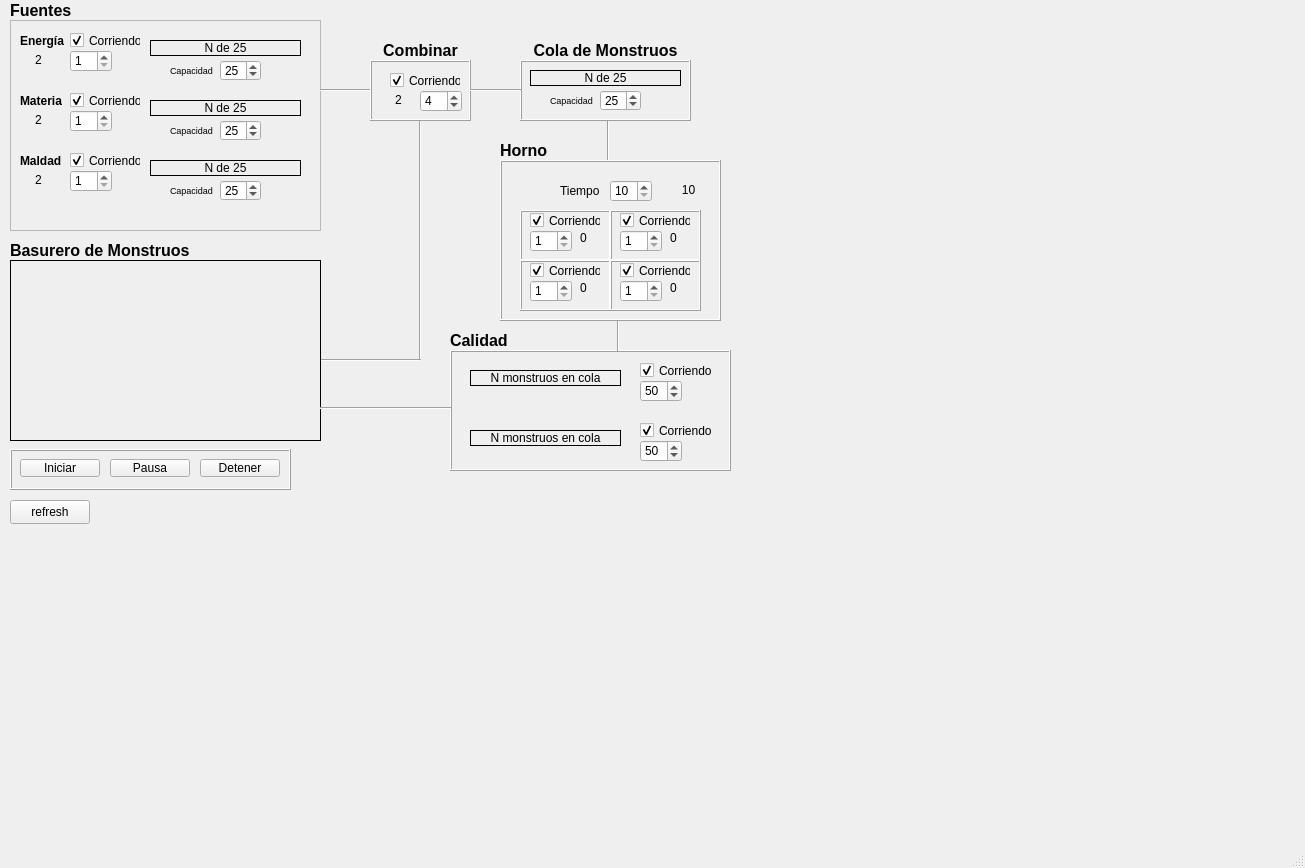
Qt form EstructurasDeDatos(cpp)/MonsterFactoryProject2024130345/mainwindow.ui (Ale083/ProyectosTEC) before a commit.
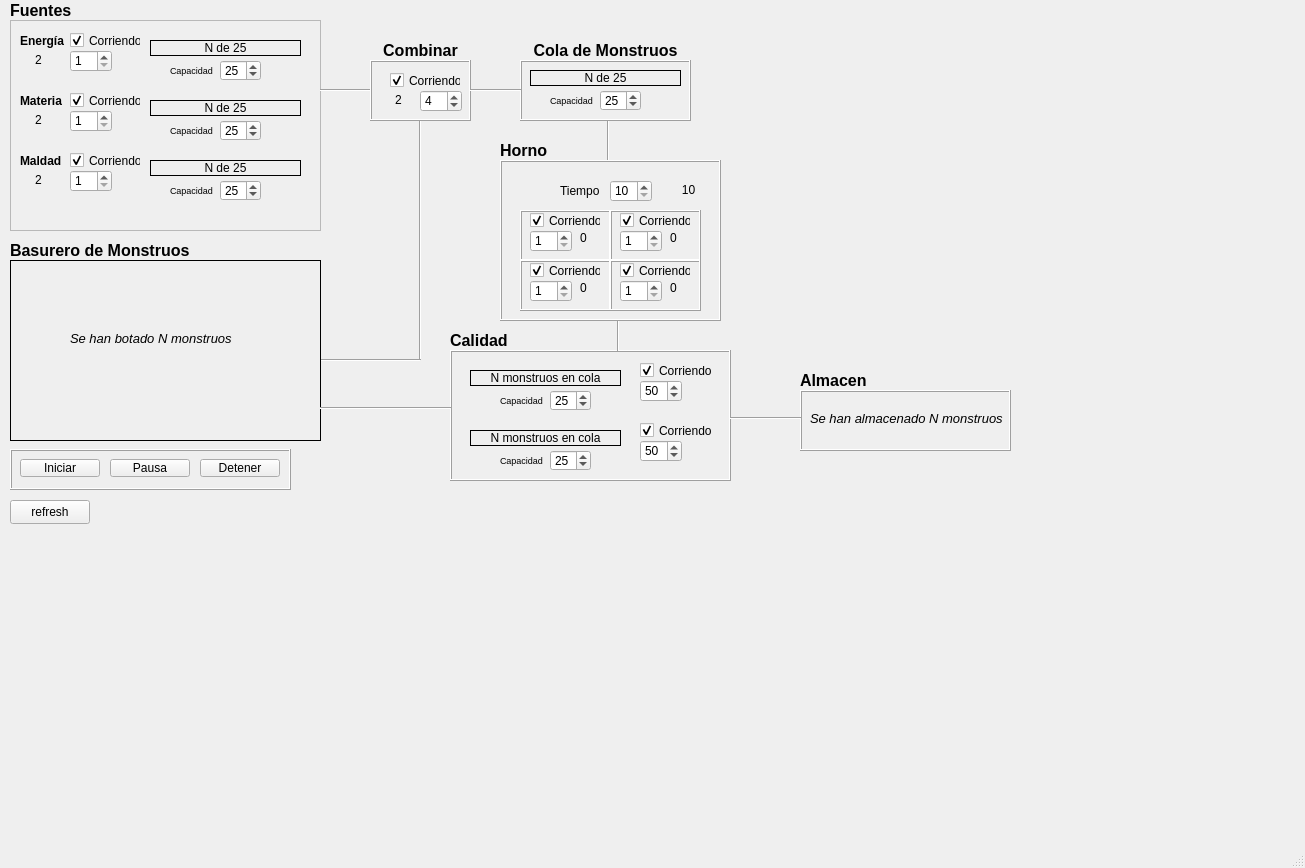
The same form after that commit.

Commit message: Ya sirve todo hasta almacen

Diff of the .ui file:
```diff
--- a/EstructurasDeDatos(cpp)/MonsterFactoryProject2024130345/mainwindow.ui
+++ b/EstructurasDeDatos(cpp)/MonsterFactoryProject2024130345/mainwindow.ui
@@ -639,6 +639,28 @@
     <property name="frameShadow">
      <enum>QFrame::Shadow::Plain</enum>
     </property>
+    <widget class="QLabel" name="lblBasureroCant">
+     <property name="geometry">
+      <rect>
+       <x>60</x>
+       <y>70</y>
+       <width>201</width>
+       <height>16</height>
+      </rect>
+     </property>
+     <property name="font">
+      <font>
+       <pointsize>10</pointsize>
+       <italic>true</italic>
+       <bold>false</bold>
+       <strikeout>false</strikeout>
+       <kerning>true</kerning>
+      </font>
+     </property>
+     <property name="text">
+      <string>Se han botado N monstruos</string>
+     </property>
+    </widget>
    </widget>
    <widget class="QLabel" name="lblBasurero">
     <property name="geometry">
@@ -1216,7 +1238,7 @@
       <x>450</x>
       <y>350</y>
       <width>281</width>
-      <height>121</height>
+      <height>131</height>
      </rect>
     </property>
     <property name="frameShape">
@@ -1369,6 +1391,80 @@
       <number>-1</number>
      </property>
     </widget>
+    <widget class="QLabel" name="lblCapacidad5">
+     <property name="geometry">
+      <rect>
+       <x>50</x>
+       <y>30</y>
+       <width>51</width>
+       <height>41</height>
+      </rect>
+     </property>
+     <property name="font">
+      <font>
+       <pointsize>7</pointsize>
+      </font>
+     </property>
+     <property name="text">
+      <string>Capacidad</string>
+     </property>
+    </widget>
+    <widget class="QSpinBox" name="sbxCapacidadColaRobot1">
+     <property name="geometry">
+      <rect>
+       <x>100</x>
+       <y>40</y>
+       <width>41</width>
+       <height>21</height>
+      </rect>
+     </property>
+     <property name="minimum">
+      <number>10</number>
+     </property>
+     <property name="maximum">
+      <number>50</number>
+     </property>
+     <property name="value">
+      <number>25</number>
+     </property>
+    </widget>
+    <widget class="QLabel" name="lblCapacidad6">
+     <property name="geometry">
+      <rect>
+       <x>50</x>
+       <y>90</y>
+       <width>51</width>
+       <height>41</height>
+      </rect>
+     </property>
+     <property name="font">
+      <font>
+       <pointsize>7</pointsize>
+      </font>
+     </property>
+     <property name="text">
+      <string>Capacidad</string>
+     </property>
+    </widget>
+    <widget class="QSpinBox" name="sbxCapacidadColaRobot2">
+     <property name="geometry">
+      <rect>
+       <x>100</x>
+       <y>100</y>
+       <width>41</width>
+       <height>21</height>
+      </rect>
+     </property>
+     <property name="minimum">
+      <number>10</number>
+     </property>
+     <property name="maximum">
+      <number>50</number>
+     </property>
+     <property name="value">
+      <number>25</number>
+     </property>
+    </widget>
    </widget>
    <widget class="Line" name="line_6">
     <property name="geometry">
@@ -1418,6 +1514,79 @@
      <set>Qt::AlignmentFlag::AlignLeading|Qt::AlignmentFlag::AlignLeft|Qt::AlignmentFlag::AlignVCenter</set>
     </property>
    </widget>
+   <widget class="QFrame" name="frmAlmacen">
+    <property name="geometry">
+     <rect>
+      <x>800</x>
+      <y>390</y>
+      <width>211</width>
+      <height>61</height>
+     </rect>
+    </property>
+    <property name="frameShape">
+     <enum>QFrame::Shape::Box</enum>
+    </property>
+    <property name="frameShadow">
+     <enum>QFrame::Shadow::Raised</enum>
+    </property>
+    <widget class="QLabel" name="lblAlmacenCant">
+     <property name="geometry">
+      <rect>
+       <x>10</x>
+       <y>20</y>
+       <width>201</width>
+       <height>16</height>
+      </rect>
+     </property>
+     <property name="font">
+      <font>
+       <pointsize>10</pointsize>
+       <italic>true</italic>
+       <bold>false</bold>
+       <strikeout>false</strikeout>
+       <kerning>true</kerning>
+      </font>
+     </property>
+     <property name="text">
+      <string>Se han almacenado N monstruos</string>
+     </property>
+    </widget>
+   </widget>
+   <widget class="QLabel" name="lblAlmacen">
+    <property name="geometry">
+     <rect>
+      <x>800</x>
+      <y>370</y>
+      <width>171</width>
+      <height>21</height>
+     </rect>
+    </property>
+    <property name="font">
+     <font>
+      <pointsize>12</pointsize>
+      <bold>true</bold>
+     </font>
+    </property>
+    <property name="text">
+     <string>Almacen</string>
+    </property>
+    <property name="alignment">
+     <set>Qt::AlignmentFlag::AlignLeading|Qt::AlignmentFlag::AlignLeft|Qt::AlignmentFlag::AlignVCenter</set>
+    </property>
+   </widget>
+   <widget class="Line" name="line_8">
+    <property name="geometry">
+     <rect>
+      <x>730</x>
+      <y>410</y>
+      <width>71</width>
+      <height>16</height>
+     </rect>
+    </property>
+    <property name="orientation">
+     <enum>Qt::Orientation::Horizontal</enum>
+    </property>
+   </widget>
   </widget>
   <widget class="QMenuBar" name="menubar">
    <property name="geometry">
```
Left out of the diff: 4 changed lines with no effect on the pictures. The commit also changes 10 other files.
